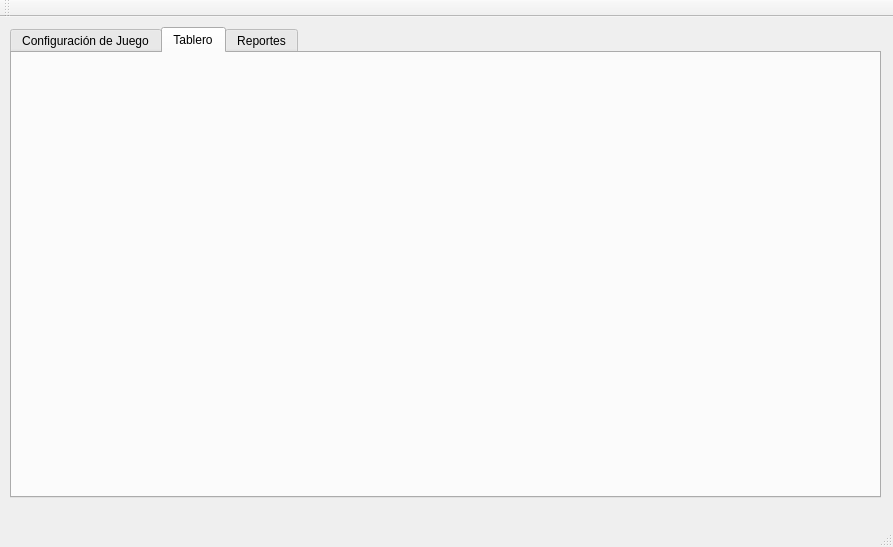
Above: Proyectos/Proyecto1/Ajedrez3D/mainwindow.ui from ricardcutzh/EDD_Junio before the change. Below: the same form after it.
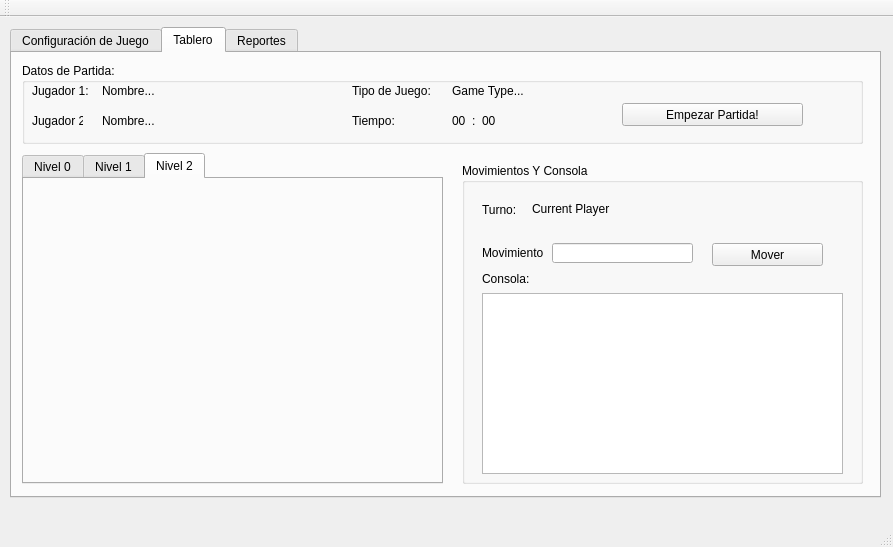
That is the form after the change. The open tabs and pages were chosen to show the change. Icons and pictures are not drawn.

Diff of the .ui file:
```diff
--- a/Proyectos/Proyecto1/Ajedrez3D/mainwindow.ui
+++ b/Proyectos/Proyecto1/Ajedrez3D/mainwindow.ui
@@ -256,6 +256,288 @@
      <attribute name="title">
       <string>Tablero</string>
      </attribute>
+     <widget class="QGroupBox" name="groupBox_5">
+      <property name="geometry">
+       <rect>
+        <x>10</x>
+        <y>10</y>
+        <width>841</width>
+        <height>81</height>
+       </rect>
+      </property>
+      <property name="title">
+       <string>Datos de Partida:</string>
+      </property>
+      <widget class="QLabel" name="label_6">
+       <property name="geometry">
+        <rect>
+         <x>10</x>
+         <y>20</y>
+         <width>61</width>
+         <height>16</height>
+        </rect>
+       </property>
+       <property name="text">
+        <string>Jugador 1:</string>
+       </property>
+      </widget>
+      <widget class="QLabel" name="label_7">
+       <property name="geometry">
+        <rect>
+         <x>10</x>
+         <y>50</y>
+         <width>51</width>
+         <height>16</height>
+        </rect>
+       </property>
+       <property name="text">
+        <string>Jugador 2:</string>
+       </property>
+      </widget>
+      <widget class="QLabel" name="pl1Name">
+       <property name="geometry">
+        <rect>
+         <x>80</x>
+         <y>20</y>
+         <width>171</width>
+         <height>16</height>
+        </rect>
+       </property>
+       <property name="text">
+        <string>Nombre...</string>
+       </property>
+      </widget>
+      <widget class="QLabel" name="pl2Name">
+       <property name="geometry">
+        <rect>
+         <x>80</x>
+         <y>50</y>
+         <width>171</width>
+         <height>16</height>
+        </rect>
+       </property>
+       <property name="text">
+        <string>Nombre...</string>
+       </property>
+      </widget>
+      <widget class="QLabel" name="label_8">
+       <property name="geometry">
+        <rect>
+         <x>330</x>
+         <y>20</y>
+         <width>81</width>
+         <height>16</height>
+        </rect>
+       </property>
+       <property name="text">
+        <string>Tipo de Juego:</string>
+       </property>
+      </widget>
+      <widget class="QLabel" name="GameType">
+       <property name="geometry">
+        <rect>
+         <x>430</x>
+         <y>20</y>
+         <width>141</width>
+         <height>16</height>
+        </rect>
+       </property>
+       <property name="text">
+        <string>Game Type...</string>
+       </property>
+      </widget>
+      <widget class="QLabel" name="label_9">
+       <property name="geometry">
+        <rect>
+         <x>330</x>
+         <y>50</y>
+         <width>71</width>
+         <height>16</height>
+        </rect>
+       </property>
+       <property name="text">
+        <string>Tiempo:</string>
+       </property>
+      </widget>
+      <widget class="QLabel" name="Min">
+       <property name="geometry">
+        <rect>
+         <x>430</x>
+         <y>50</y>
+         <width>16</width>
+         <height>16</height>
+        </rect>
+       </property>
+       <property name="text">
+        <string>00</string>
+       </property>
+      </widget>
+      <widget class="QLabel" name="label_10">
+       <property name="geometry">
+        <rect>
+         <x>450</x>
+         <y>50</y>
+         <width>16</width>
+         <height>16</height>
+        </rect>
+       </property>
+       <property name="text">
+        <string>:</string>
+       </property>
+      </widget>
+      <widget class="QLabel" name="Seg">
+       <property name="geometry">
+        <rect>
+         <x>460</x>
+         <y>50</y>
+         <width>21</width>
+         <height>16</height>
+        </rect>
+       </property>
+       <property name="text">
+        <string>00</string>
+       </property>
+      </widget>
+      <widget class="QPushButton" name="pushButton_6">
+       <property name="geometry">
+        <rect>
+         <x>600</x>
+         <y>40</y>
+         <width>181</width>
+         <height>23</height>
+        </rect>
+       </property>
+       <property name="text">
+        <string>Empezar Partida!</string>
+       </property>
+      </widget>
+     </widget>
+     <widget class="QTabWidget" name="tabWidget_3">
+      <property name="geometry">
+       <rect>
+        <x>10</x>
+        <y>100</y>
+        <width>421</width>
+        <height>331</height>
+       </rect>
+      </property>
+      <property name="currentIndex">
+       <number>2</number>
+      </property>
+      <widget class="QWidget" name="tab_6">
+       <attribute name="title">
+        <string>Nivel 0</string>
+       </attribute>
+      </widget>
+      <widget class="QWidget" name="tab_7">
+       <attribute name="title">
+        <string>Nivel 1</string>
+       </attribute>
+      </widget>
+      <widget class="QWidget" name="tab_8">
+       <attribute name="title">
+        <string>Nivel 2</string>
+       </attribute>
+      </widget>
+     </widget>
+     <widget class="QGroupBox" name="groupBox_6">
+      <property name="geometry">
+       <rect>
+        <x>450</x>
+        <y>110</y>
+        <width>401</width>
+        <height>321</height>
+       </rect>
+      </property>
+      <property name="title">
+       <string>Movimientos Y Consola</string>
+      </property>
+      <widget class="QLabel" name="label_11">
+       <property name="geometry">
+        <rect>
+         <x>20</x>
+         <y>40</y>
+         <width>47</width>
+         <height>13</height>
+        </rect>
+       </property>
+       <property name="text">
+        <string>Turno:</string>
+       </property>
+      </widget>
+      <widget class="QLabel" name="CurrentPlayer">
+       <property name="geometry">
+        <rect>
+         <x>70</x>
+         <y>36</y>
+         <width>131</width>
+         <height>20</height>
+        </rect>
+       </property>
+       <property name="text">
+        <string>Current Player</string>
+       </property>
+      </widget>
+      <widget class="QLabel" name="label_12">
+       <property name="geometry">
+        <rect>
+         <x>20</x>
+         <y>80</y>
+         <width>61</width>
+         <height>20</height>
+        </rect>
+       </property>
+       <property name="text">
+        <string>Movimiento:</string>
+       </property>
+      </widget>
+      <widget class="QLineEdit" name="Move">
+       <property name="geometry">
+        <rect>
+         <x>90</x>
+         <y>80</y>
+         <width>141</width>
+         <height>20</height>
+        </rect>
+       </property>
+      </widget>
+      <widget class="QPushButton" name="pushButton_7">
+       <property name="geometry">
+        <rect>
+         <x>250</x>
+         <y>80</y>
+         <width>111</width>
+         <height>23</height>
+        </rect>
+       </property>
+       <property name="text">
+        <string>Mover</string>
+       </property>
+      </widget>
+      <widget class="QTextEdit" name="textEdit">
+       <property name="geometry">
+        <rect>
+         <x>20</x>
+         <y>130</y>
+         <width>361</width>
+         <height>181</height>
+        </rect>
+       </property>
+      </widget>
+      <widget class="QLabel" name="label_13">
+       <property name="geometry">
+        <rect>
+         <x>20</x>
+         <y>105</y>
+         <width>71</width>
+         <height>21</height>
+        </rect>
+       </property>
+       <property name="text">
+        <string>Consola:</string>
+       </property>
+      </widget>
+     </widget>
     </widget>
     <widget class="QWidget" name="tab_3">
      <attribute name="icon">
```
Left out of the diff: 12 changed lines with no effect on the pictures.
